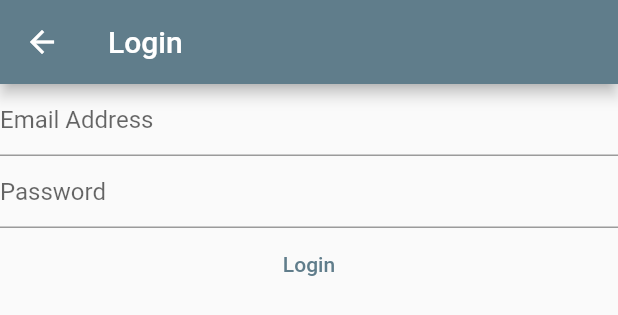
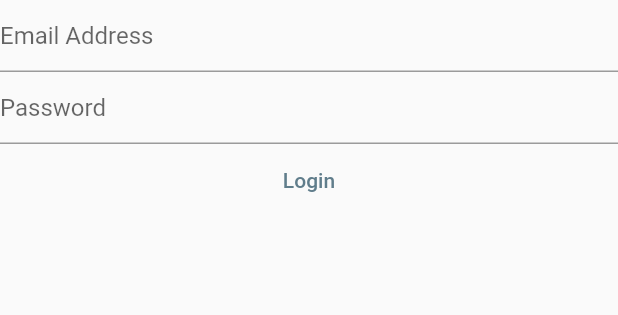
Before and after one commit to hephzisoft/mynoted-flutter, a Flutter app: the LoginView widget shown alone on an empty page, opened directly, on a phone screen of 412 x 824 dp. Shown: the top 315 px of the screen. Run offline on Flutter 3.47's test engine with Material 2 defaults, Android fonts, the phone set to English and light mode, and no system bars; our stand-ins replace firebase_auth, firebase_core; accounts and stored records are empty.

Commit message:
made some certain changes to the login_view and the register_view

```diff
--- a/lib/views/login_view.dart
+++ b/lib/views/login_view.dart
@@ -30,18 +30,7 @@ class _LoginViewState extends State<LoginView> {
 
   @override
   Widget build(BuildContext context) {
-    return Scaffold(
-      appBar: AppBar(
-        title: const Text("Login"),
-      ),
-      body: FutureBuilder(
-        future: Firebase.initializeApp(
-          options: DefaultFirebaseOptions.currentPlatform,
-        ),
-        builder: (context, snapshot) {
-          switch (snapshot.connectionState) {
-            case ConnectionState.done:
-              return Column(
+    return Column(
                 children: [
                   TextField(
                     controller: _email,
@@ -84,11 +73,5 @@ class _LoginViewState extends State<LoginView> {
                   ),
                 ],
               );
-            default:
-              return const Text("Loading...");
-          }
-        },
-      ),
-    );
   }
 }
```
Also changed, not shown: lib/main.dart (+26 -3 lines), lib/views/register_view.dart (+1 -18 lines), lib/views/verify_view.dart (deleted, +0 -54 lines).
